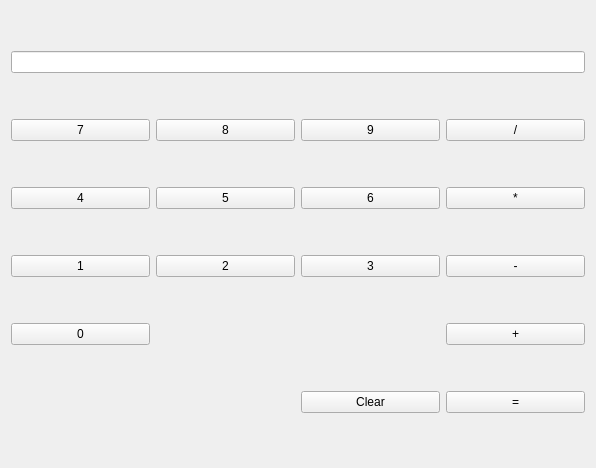
Old version of the form QtCalc/calculator.ui in the repository tnakaicode/OCCProject.
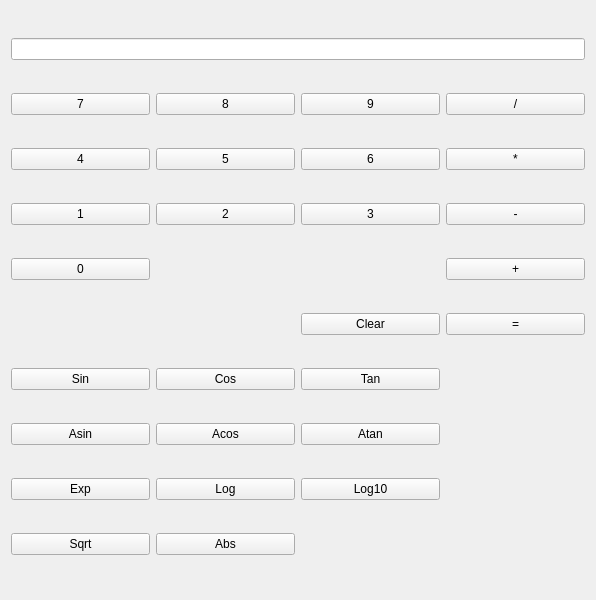
New version of the form.

What changed in the file:
```diff
--- a/QtCalc/calculator.ui
+++ b/QtCalc/calculator.ui
@@ -7,7 +7,7 @@
     <x>0</x>
     <y>0</y>
     <width>596</width>
-    <height>468</height>
+    <height>600</height>
    </rect>
   </property>
   <property name="windowTitle">
@@ -145,6 +145,84 @@
      </property>
     </widget>
    </item>
+   <!-- 初等関数ボタン -->
+   <item row="7" column="0">
+    <widget class="QPushButton" name="buttonSin">
+     <property name="text">
+      <string>Sin</string>
+     </property>
+    </widget>
+   </item>
+   <item row="7" column="1">
+    <widget class="QPushButton" name="buttonCos">
+     <property name="text">
+      <string>Cos</string>
+     </property>
+    </widget>
+   </item>
+   <item row="7" column="2">
+    <widget class="QPushButton" name="buttonTan">
+     <property name="text">
+      <string>Tan</string>
+     </property>
+    </widget>
+   </item>
+   <item row="8" column="0">
+    <widget class="QPushButton" name="buttonAsin">
+     <property name="text">
+      <string>Asin</string>
+     </property>
+    </widget>
+   </item>
+   <item row="8" column="1">
+    <widget class="QPushButton" name="buttonAcos">
+     <property name="text">
+      <string>Acos</string>
+     </property>
+    </widget>
+   </item>
+   <item row="8" column="2">
+    <widget class="QPushButton" name="buttonAtan">
+     <property name="text">
+      <string>Atan</string>
+     </property>
+    </widget>
+   </item>
+   <item row="9" column="0">
+    <widget class="QPushButton" name="buttonExp">
+     <property name="text">
+      <string>Exp</string>
+     </property>
+    </widget>
+   </item>
+   <item row="9" column="1">
+    <widget class="QPushButton" name="buttonLog">
+     <property name="text">
+      <string>Log</string>
+     </property>
+    </widget>
+   </item>
+   <item row="9" column="2">
+    <widget class="QPushButton" name="buttonLog10">
+     <property name="text">
+      <string>Log10</string>
+     </property>
+    </widget>
+   </item>
+   <item row="10" column="0">
+    <widget class="QPushButton" name="buttonSqrt">
+     <property name="text">
+      <string>Sqrt</string>
+     </property>
+    </widget>
+   </item>
+   <item row="10" column="1">
+    <widget class="QPushButton" name="buttonAbs">
+     <property name="text">
+      <string>Abs</string>
+     </property>
+    </widget>
+   </item>
   </layout>
  </widget>
  <resources/>
```
